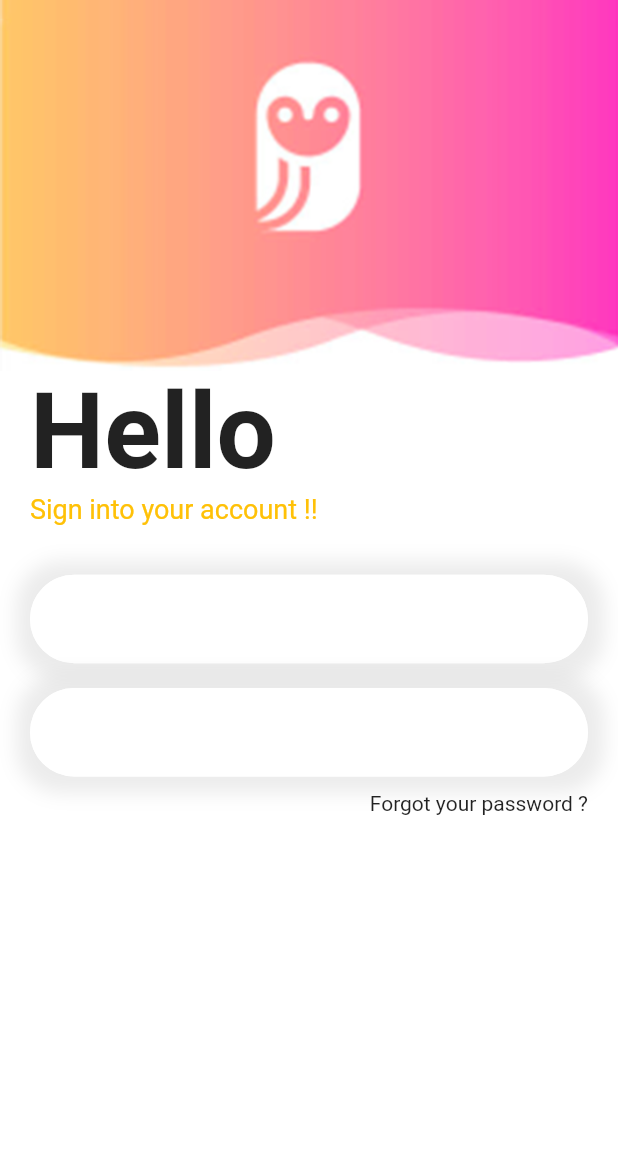
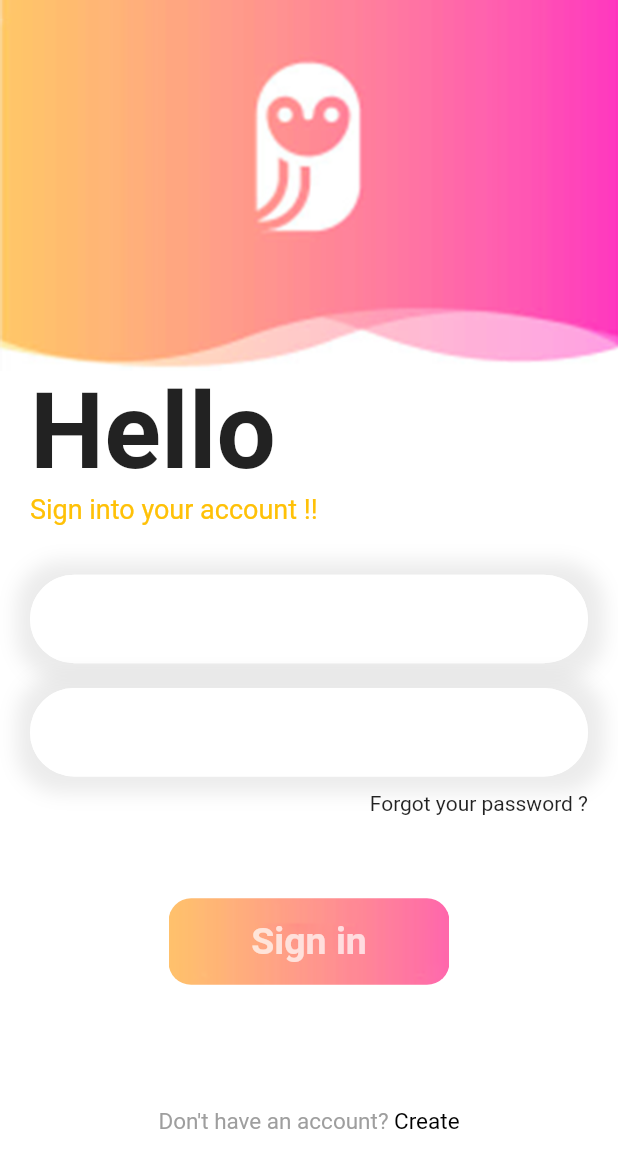
Before and after one commit to kaibalyajena/FLUTTER-FIREBASE-LOGIN, a Flutter app: the screen it shows after launch, on a phone screen of 412 x 824 dp. Shown: the top 1168 px of the screen. Run offline on Flutter 3.47's test engine with Material 2 defaults, Android fonts, the phone set to English and light mode, and no system bars.

Commit message:
bottom container

```diff
--- a/lib/login_page.dart
+++ b/lib/login_page.dart
@@ -100,6 +100,45 @@ class _LoginPageState extends State<LoginPage> {
                   Expanded(child: Container()),
                   Text("Forgot your password ?")
                 ],
+              ),
+              SizedBox(
+                height: h / 15,
+              ),
+              Center(
+                child: Container(
+                  margin: EdgeInsets.all(0),
+                  width: w / 2.2,
+                  height: h * 0.07,
+                  decoration: BoxDecoration(
+                      borderRadius: BorderRadius.circular(15),
+                      image: DecorationImage(
+                          image: AssetImage("img/loginbtn.png"),
+                          fit: BoxFit.cover)),
+                  child: Center(
+                    child: Text(
+                      "Sign in",
+                      style: TextStyle(
+                          fontSize: 25,
+                          fontWeight: FontWeight.bold,
+                          color: Colors.white70),
+                    ),
+                  ),
+                ),
+              ),
+              SizedBox(
+                height: h / 10,
+              ),
+              Center(
+                child: RichText(
+                  text: TextSpan(
+                      text: "Don't have an account? ",
+                      style: TextStyle(color: Colors.grey, fontSize: 15),
+                      children: [
+                        TextSpan(
+                            text: "Create",
+                            style: TextStyle(color: Colors.black, fontSize: 15))
+                      ]),
+                ),
               )
             ],
           ),
```
